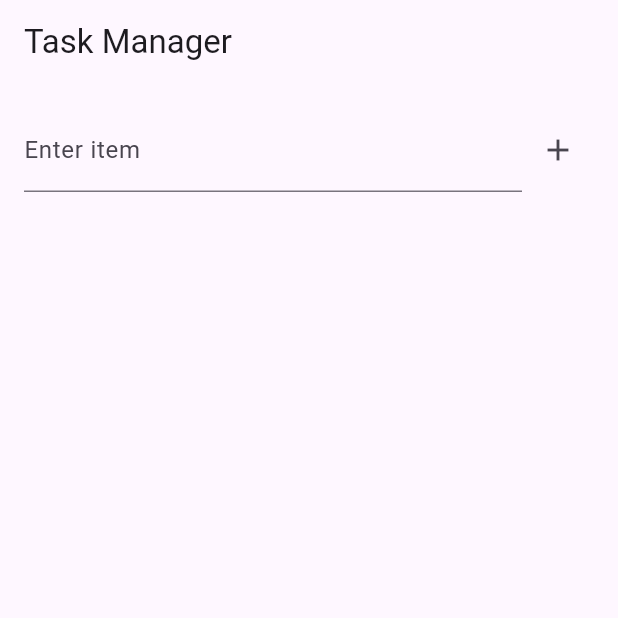
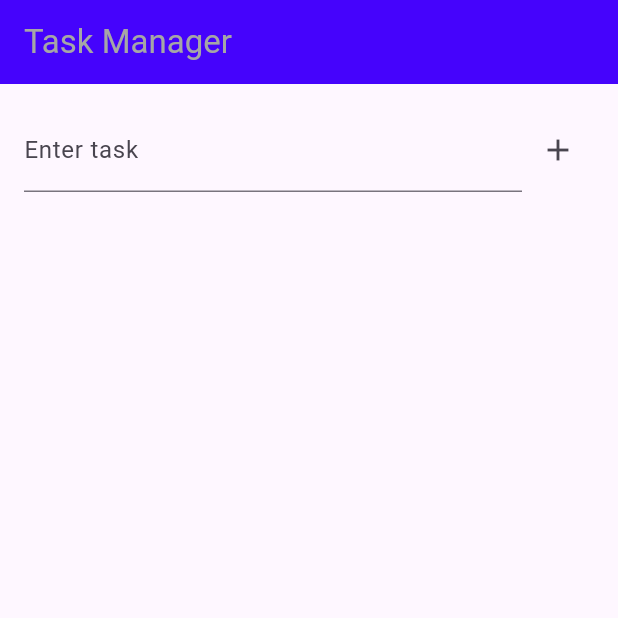
Before and after one commit to gsu-jla/MAD-CW-03, a Flutter app: the screen it shows after launch, on a phone screen of 412 x 824 dp, the top half of it. Run offline on Flutter 3.47's test engine with Material 3 defaults, Android fonts, the phone set to English and light mode, and no system bars.

Commit message:
visual changes to banner and input prompt

```diff
--- a/lib/main.dart
+++ b/lib/main.dart
@@ -43,7 +43,11 @@ class _ListScreenState extends State<ListScreen> {
   Widget build(BuildContext context) {
     return Scaffold(
       appBar: AppBar(
-        title: const Text('Task Manager'),
+        title: const Text(
+          'Task Manager',
+          style: TextStyle(color: Color(0xFFA6A6A6)),
+        ),
+        backgroundColor: const Color(0xFF4503FC),
       ),
       body: Padding(
         padding: const EdgeInsets.all(16.0),
@@ -55,7 +59,7 @@ class _ListScreenState extends State<ListScreen> {
                   child: TextField(
                     controller: _controller,
                     decoration: const InputDecoration(
-                      labelText: 'Enter item',
+                      labelText: 'Enter task',
                     ),
                   ),
                 ),
```
